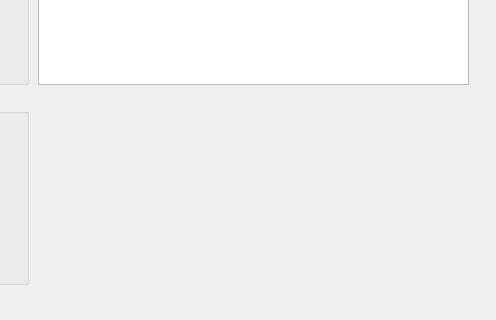
Qt form Python_USB/SerialPort.ui (Shy1011/Python_Learning) before a commit; both pictures show x 252 to 748 and y 456 to 776 of the 748 by 776 pixel window.
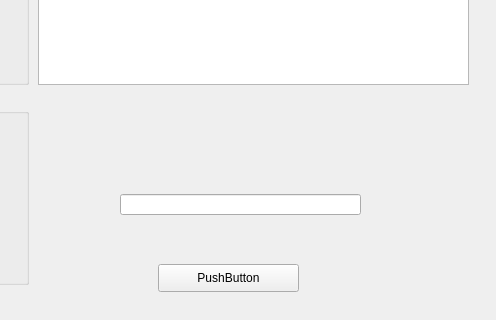
The same form after that commit.

```diff
--- a/Python_USB/SerialPort.ui
+++ b/Python_USB/SerialPort.ui
@@ -557,6 +557,29 @@
     <string>打开/关闭串口</string>
    </property>
   </widget>
+  <widget class="QPushButton" name="pushButton">
+   <property name="geometry">
+    <rect>
+     <x>410</x>
+     <y>720</y>
+     <width>141</width>
+     <height>28</height>
+    </rect>
+   </property>
+   <property name="text">
+    <string>PushButton</string>
+   </property>
+  </widget>
+  <widget class="QLineEdit" name="lineEdit_2">
+   <property name="geometry">
+    <rect>
+     <x>372</x>
+     <y>650</y>
+     <width>241</width>
+     <height>21</height>
+    </rect>
+   </property>
+  </widget>
  </widget>
  <resources/>
  <connections/>
```
Left out of the diff: 4 changed lines with no effect on the pictures.
